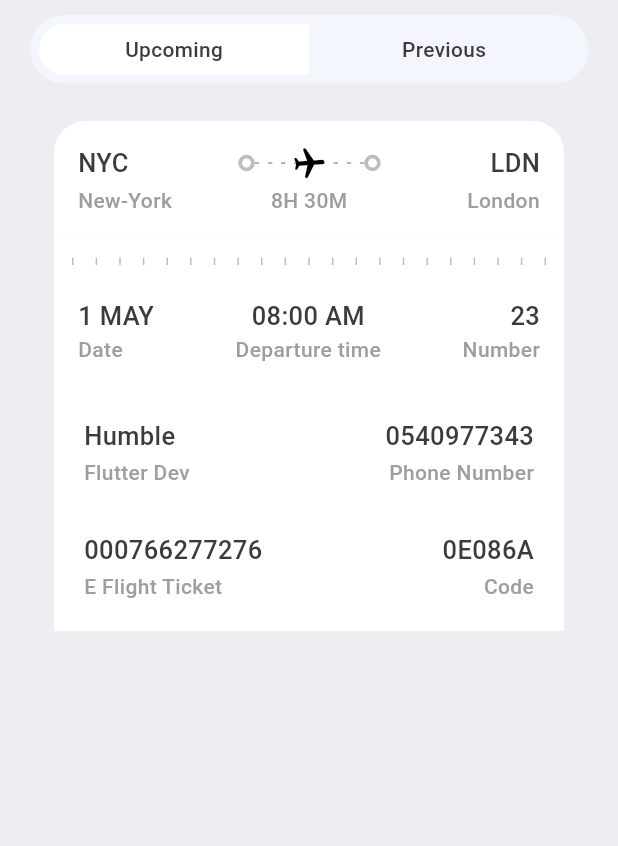
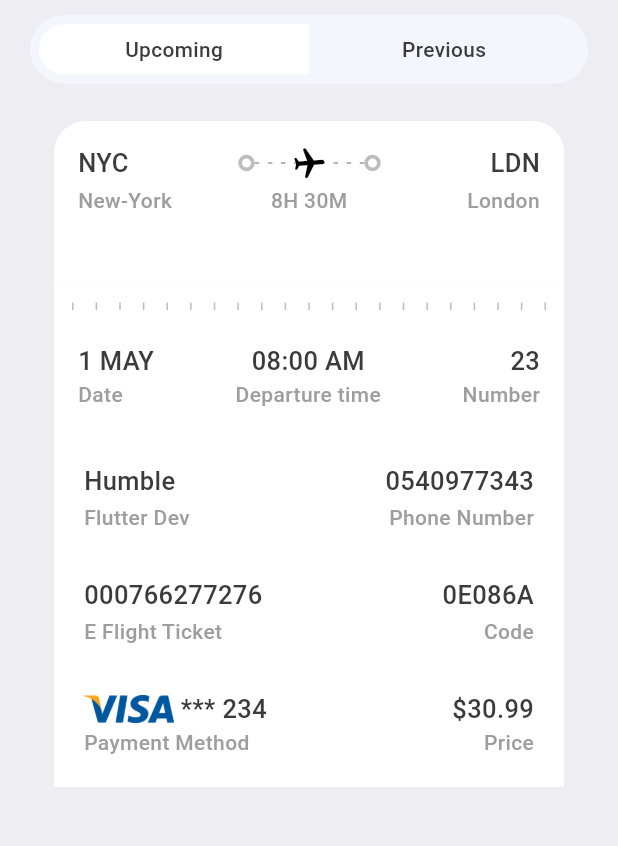
Before and after one commit to HumbleGh/tickets_app, a Flutter app: the TicketScreen screen opened directly, on a phone screen of 412 x 824 dp, the part 165-1011 px from its top. Run offline on Flutter 3.47's test engine with Material 2 defaults, Android fonts, the phone set to English and light mode, and no system bars; our stand-ins replace fluentui_system_icons, gap, get.

Commit message:
minor updates

```diff
--- a/lib/widgets/ticket_widget.dart
+++ b/lib/widgets/ticket_widget.dart
@@ -127,7 +127,8 @@ class TicketMain extends StatelessWidget {
                       ),
                     ),
                   ],
-                )
+                ),
+                Gap(AppLayout.getHeight(30)),
               ]),
             ),
 
@@ -320,6 +321,46 @@ class TicketMain extends StatelessWidget {
                       ),
                     ],
                   ),
+                  Gap(AppLayout.getHeight(30)),
+                  Row(
+                    mainAxisAlignment: MainAxisAlignment.spaceBetween,
+                    children: [
+                      Column(
+                        crossAxisAlignment: CrossAxisAlignment.start,
+                        children: [
+                          Row(
+                            children: [
+                              Image.asset(
+                                'assets/images/visa.png',
+                                scale: 11,
+                              ),
+                              Text(
+                                ' *** 234',
+                                style: Styles.headLineStyle3,
+                              ),
+                            ],
+                          ),
+                          Text(
+                            'Payment Method',
+                            style: Styles.headLineStyle4,
+                          ),
+                        ],
+                      ),
+                      Column(
+                        crossAxisAlignment: CrossAxisAlignment.end,
+                        children: [
+                          Text(
+                            '\$30.99',
+                            style: Styles.headLineStyle3,
+                          ),
+                          Text(
+                            'Price',
+                            style: Styles.headLineStyle4,
+                          )
+                        ],
+                      )
+                    ],
+                  )
                 ],
               ),
             ),
```
Also changed, not shown: assets/images/visa.png (added).
